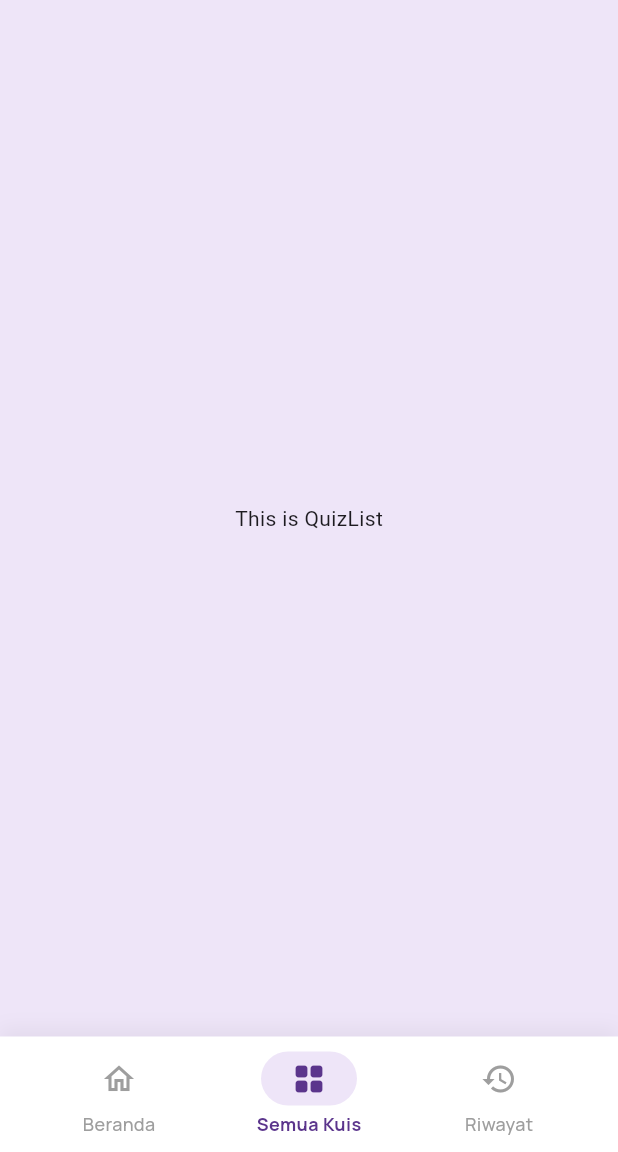
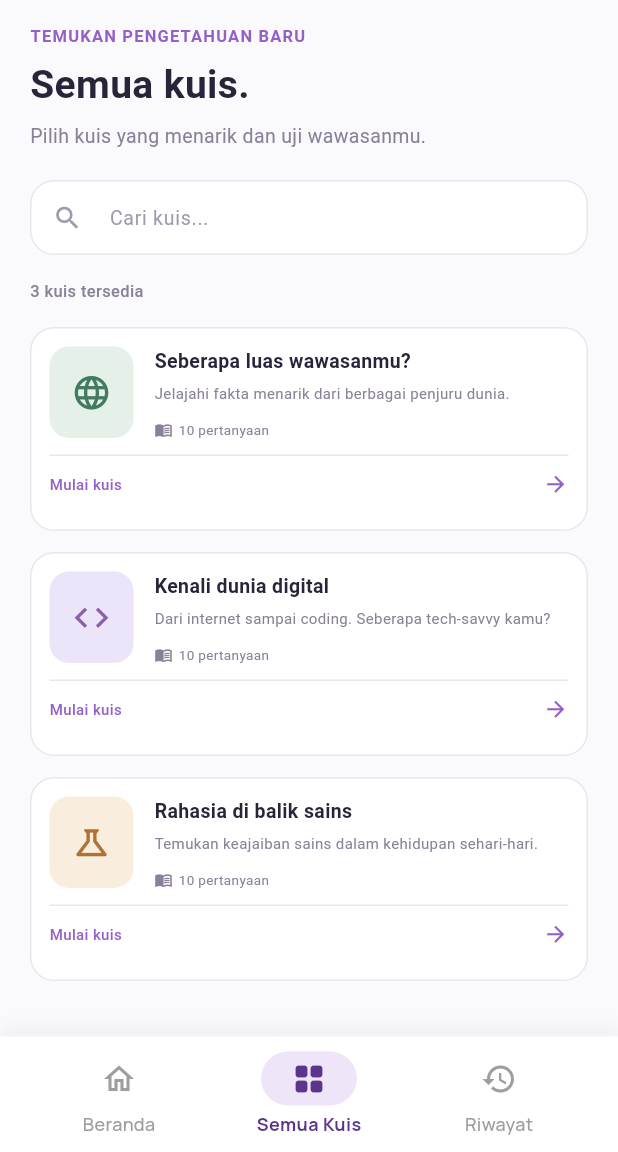
Before and after one commit to Ahmadmapple/quizly, a Flutter app: the screen it shows after launch, after a tap on "Semua", on a phone screen of 412 x 824 dp, the part 84-1236 px from its top. Run offline on Flutter 3.47's test engine with Material 3 defaults, Android fonts, the light colour scheme and no system bars; our stand-ins replace go_router.

Commit message:
membuat quizlistscreen

```diff
--- a/lib/Screen/QuizListScreen.dart
+++ b/lib/Screen/QuizListScreen.dart
@@ -2,6 +2,7 @@ import 'package:flutter/material.dart';
 import 'package:go_router/go_router.dart';
 import '../Widgets/BottomBar.dart';
 import '../Widgets/TopBar.dart';
+import '../Widgets/QuizListCard.dart';
 
 class QuizListScreen extends StatefulWidget {
   const QuizListScreen({super.key});
@@ -13,13 +14,154 @@ class QuizListScreen extends StatefulWidget {
 class _QuizListScreenState extends State<QuizListScreen> {
   final int _currentIndex = 1;
 
+  // Controller for the search field
+  final TextEditingController _searchController = TextEditingController();
+
+  // Sample data corresponding to the cards in the design
+  final List<Map<String, dynamic>> _quizzes = [
+    {
+      'title': 'Seberapa luas wawasanmu?',
+      'description': 'Jelajahi fakta menarik dari berbagai penjuru dunia.',
+      'icon': Icons.language,
+      'iconColor': const Color(0xFF437B62),
+      'iconBackgroundColor': const Color(0xFFE4F0E8),
+      'questionCount': 10,
+    },
+    {
+      'title': 'Kenali dunia digital',
+      'description': 'Dari internet sampai coding. Seberapa tech-savvy kamu?',
+      'icon': Icons.code,
+      'iconColor': const Color(0xFF8B60A9),
+      'iconBackgroundColor': const Color(0xFFECE4F8),
+      'questionCount': 10,
+    },
+    {
+      'title': 'Rahasia di balik sains',
+      'description': 'Temukan keajaiban sains dalam kehidupan sehari-hari.',
+      'icon': Icons.science_outlined,
+      'iconColor': const Color(0xFFB07233),
+      'iconBackgroundColor': const Color(0xFFF9EEDD),
+      'questionCount': 10,
+    },
+  ];
+
+  @override
+  void dispose() {
+    _searchController.dispose();
+    super.dispose();
+  }
+
   @override
   Widget build(BuildContext context) {
+    const textColor = Color(0xFF29243A);
+    const subtitleColor = Color(0xFF8A8199);
+    const labelColor = Color(0xFF9560C5);
+
     return Scaffold(
-      backgroundColor: const Color(0xFFEEE5F8),
+      backgroundColor: const Color(0xFFFAFAFC), // Clean, light background as seen in design
       appBar: const TopBar(title: "quizly"),
-      body: const Center(
-        child: Text("This is QuizList"),
+      body: SingleChildScrollView(
+        padding: const EdgeInsets.symmetric(horizontal: 20, vertical: 16),
+        child: Column(
+          crossAxisAlignment: CrossAxisAlignment.start,
+          children: [
+            // Top Subtitle / Tagline
+            const Text(
+              'TEMUKAN PENGETAHUAN BARU',
+              style: TextStyle(
+                fontSize: 11,
+                fontWeight: FontWeight.bold,
+                letterSpacing: 0.8,
+                color: labelColor,
+              ),
+            ),
+            const SizedBox(height: 6),
+
+            // Main Screen Title
+            const Text(
+              'Semua kuis.',
+              style: TextStyle(
+                fontSize: 26,
+                fontWeight: FontWeight.bold,
+                color: textColor,
+              ),
+            ),
+            const SizedBox(height: 6),
+
+            // Description Header
+            const Text(
+              'Pilih kuis yang menarik dan uji wawasanmu.',
+              style: TextStyle(
+                fontSize: 13,
+                color: subtitleColor,
+              ),
+            ),
+            const SizedBox(height: 20),
+
+            // Search Bar
+            Container(
+              decoration: BoxDecoration(
+                color: Colors.white,
+                borderRadius: BorderRadius.circular(16),
+                border: Border.all(color: const Color(0xFFEAE5EF)),
+              ),
+              child: TextField(
+                controller: _searchController,
+                decoration: const InputDecoration(
+                  hintText: 'Cari kuis...',
+                  hintStyle: TextStyle(
+                    fontSize: 13,
+                    color: Color(0xFFA099AE),
+                  ),
+                  prefixIcon: Icon(
+                    Icons.search,
+                    color: Color(0xFFA099AE),
+                    size: 20,
+                  ),
+                  border: InputBorder.none,
+                  contentPadding: EdgeInsets.symmetric(
+                    horizontal: 16,
+                    vertical: 12,
+                  ),
+                ),
+              ),
+            ),
+            const SizedBox(height: 16),
+
+            // Summary text info
+            const Text(
+              '3 kuis tersedia',
+              style: TextStyle(
+                fontSize: 11,
+                fontWeight: FontWeight.w500,
+                color: subtitleColor,
+              ),
+            ),
+            const SizedBox(height: 16),
+
+            // Quiz Cards List
+            ListView.separated(
+              shrinkWrap: true,
+              physics: const NeverScrollableScrollPhysics(),
+              itemCount: _quizzes.length,
+              separatorBuilder: (context, index) => const SizedBox(height: 14),
+              itemBuilder: (context, index) {
+                final quiz = _quizzes[index];
+                return QuizListCard(
+                  title: quiz['title'],
+                  description: quiz['description'],
+                  icon: quiz['icon'],
+                  iconColor: quiz['iconColor'],
+                  iconBackgroundColor: quiz['iconBackgroundColor'],
+                  questionCount: quiz['questionCount'],
+                  onTap: () {
+                    // Navigate to quiz details or quiz screen
+                  },
+                );
+              },
+            ),
+          ],
+        ),
       ),
       bottomNavigationBar: BottomBar(
         currentIndex: _currentIndex,
--- /dev/null
+++ b/lib/Widgets/AnswerLine.dart
@@ -0,0 +1,40 @@
+
+import 'package:flutter/material.dart';
+
+class AnswerLine extends StatelessWidget {
+  const AnswerLine({super.key});
+
+  @override
+  Widget build(BuildContext context) {
+    return Container(
+      height: 10,
+      padding: const EdgeInsets.symmetric(horizontal: 4),
+      decoration: BoxDecoration(
+        color: const Color(0xFFF4EFFB),
+        borderRadius: BorderRadius.circular(4),
+        border: Border.all(
+          color: const Color(0xFFE3D7F4),
+        ),
+      ),
+      child: Row(
+        children: [
+          const Icon(
+            Icons.circle,
+            size: 4,
+            color: Color(0xFFB69AD9),
+          ),
+          const SizedBox(width: 4),
+          Expanded(
+            child: Container(
+              height: 2,
+              decoration: BoxDecoration(
+                color: const Color(0xFFD3C1EC),
+                borderRadius: BorderRadius.circular(2),
+              ),
+            ),
+          ),
+        ],
+      ),
+    );
+  }
+}
--- /dev/null
+++ b/lib/Widgets/BuildBanner.dart
@@ -0,0 +1,191 @@
+
+import 'package:flutter/material.dart';
+import 'AnswerLine.dart';
+
+class BuildBanner extends StatelessWidget {
+  const BuildBanner({super.key});
+
+  static const Color primaryPurple = Color(0xFF9363C5);
+  static const Color textColor = Color(0xFF29243A);
+  static const Color mutedColor = Color(0xFF9387A5);
+
+  @override
+  Widget build(BuildContext context) {
+    return Container(
+      width: double.infinity,
+      constraints: const BoxConstraints(minHeight: 184),
+      clipBehavior: Clip.antiAlias,
+      decoration: BoxDecoration(
+        color: const Color(0xFFF0E7FA),
+        borderRadius: BorderRadius.circular(19),
+        border: Border.all(
+          color: const Color(0xFFE8D9F6),
+        ),
+      ),
+      child: Stack(
+        children: [
+          Padding(
+            padding: const EdgeInsets.fromLTRB(18, 18, 100, 18),
+            child: Column(
+              mainAxisSize: MainAxisSize.min,
+              crossAxisAlignment: CrossAxisAlignment.start,
+              children: [
+                Container(
+                  padding: const EdgeInsets.symmetric(
+                    horizontal: 8,
+                    vertical: 5,
+                  ),
+                  decoration: BoxDecoration(
+                    color: const Color(0xFFF9F5FF),
+                    borderRadius: BorderRadius.circular(7),
+                  ),
+                  child: const Row(
+                    mainAxisSize: MainAxisSize.min,
+                    children: [
+                      Icon(
+                        Icons.auto_awesome,
+                        size: 11,
+                        color: mutedColor,
+                      ),
+                      SizedBox(width: 4),
+                      Text(
+                        'BELAJAR JADI LEBIH SERU',
+                        style: TextStyle(
+                          fontSize: 7,
+                          letterSpacing: 0.3,
+                          color: mutedColor,
+                          fontWeight: FontWeight.w500,
+                        ),
+                      ),
+                    ],
+                  ),
+                ),
+                const SizedBox(height: 12),
+                const Text(
+                  'Rasa ingin tahu.',
+                  style: TextStyle(
+                    fontSize: 22,
+                    height: 1.15,
+                    fontWeight: FontWeight.w800,
+                    letterSpacing: -0.7,
+                    color: textColor,
+                  ),
+                ),
+                const Text(
+                  'Jadi lebih tahu.',
+                  style: TextStyle(
+                    fontSize: 22,
+                    height: 1.2,
+                    fontWeight: FontWeight.w800,
+                    letterSpacing: -0.7,
+                    color: primaryPurple,
+                  ),
+                ),
+                const SizedBox(height: 8),
+                const Text(
+                  'Satu kuis singkat.',
+                  style: TextStyle(
+                    fontSize: 10,
+                    color: mutedColor,
+                  ),
+                ),
+                const SizedBox(height: 4),
+                const Text(
+                  'Banyak hal baru untuk diketahui.',
+                  style: TextStyle(
+                    fontSize: 10,
+                    color: mutedColor,
+                  ),
+                ),
+              ],
+            ),
+          ),
+
+          // Kartu jawaban
+          Positioned(
+            right: 25,
+            bottom: 28,
+            child: Transform.rotate(
+              angle: -0.16,
+              child: Container(
+                width: 57,
+                height: 78,
+                padding: const EdgeInsets.symmetric(
+                  horizontal: 6,
+                  vertical: 5,
+                ),
+                decoration: BoxDecoration(
+                  color: const Color(0xFFFCFAFF),
+                  borderRadius: BorderRadius.circular(9),
+                  border: Border.all(
+                    color: const Color(0xFFD8C5F0),
+                    width: 1.5,
+                  ),
+                ),
+                child: Column(
+                  children: [
+                    Container(
+                      height: 4,
+                      width: 35,
+                      decoration: BoxDecoration(
+                        color: const Color(0xFFDCCAF4),
+                        borderRadius: BorderRadius.circular(4),
+                      ),
+                    ),
+                    const SizedBox(height: 5),
+                    const AnswerLine(),
+                    const SizedBox(height: 4),
+                    const AnswerLine(),
+                    const SizedBox(height: 4),
+                    const AnswerLine(),
+                    const Spacer(),
+                    const Align(
+                      alignment: Alignment.centerRight,
+                      child: Icon(
+                        Icons.check_circle,
+                        size: 12,
+                        color: Color(0xFFB9D9BE),
+                      ),
+                    ),
+                  ],
+                ),
+              ),
+            ),
+          ),
+
+          // Kartu tanda tanya
+          Positioned(
+            right: 1,
+            bottom: 36,
+            child: Transform.rotate(
+              angle: 0.17,
+              child: Container(
+                width: 38,
+                height: 47,
+                decoration: BoxDecoration(
+                  color: const Color(0xFF9472B7),
+                  borderRadius: BorderRadius.circular(8),
+                ),
+                child: const Icon(
+                  Icons.question_mark,
+                  size: 34,
+                  color: Colors.white,
+                ),
+              ),
+            ),
+          ),
+
+          const Positioned(
+            right: 76,
+            bottom: 83,
+            child: Icon(
+              Icons.star,
+              size: 18,
+              color: Color(0xFFC4A5EE),
+            ),
+          ),
+        ],
+      ),
+    );
+  }
+}
```
